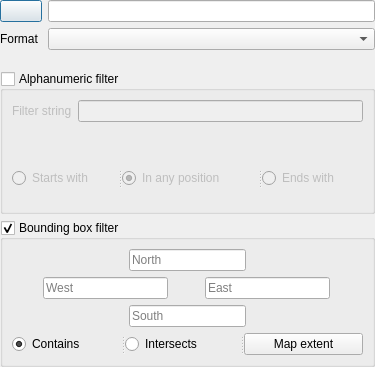
Before: the Qt Designer form Ui_Base_LoadThemAll.ui in gacarrillor/loadthemall, drawn with Qt 5.
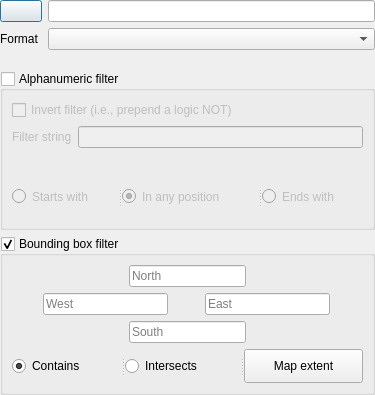
After: the same form once the commit is applied. Icons and pictures are not drawn.

Commit message: Invert Alphanumeric filter (#5)

```diff
--- a/Ui_Base_LoadThemAll.ui
+++ b/Ui_Base_LoadThemAll.ui
@@ -7,7 +7,7 @@
     <x>0</x>
     <y>0</y>
     <width>375</width>
-    <height>367</height>
+    <height>395</height>
    </rect>
   </property>
   <property name="windowTitle">
@@ -82,6 +82,13 @@
       <bool>false</bool>
      </property>
      <layout class="QVBoxLayout" name="verticalLayout_2">
+      <item>
+       <widget class="QCheckBox" name="chkInvertAlphanumeric">
+        <property name="text">
+         <string>Invert filter (i.e., prepend a logic NOT)</string>
+        </property>
+       </widget>
+      </item>
       <item>
        <layout class="QFormLayout" name="formLayout_2">
         <item row="0" column="0">
```
The commit also changes 4 other files.
